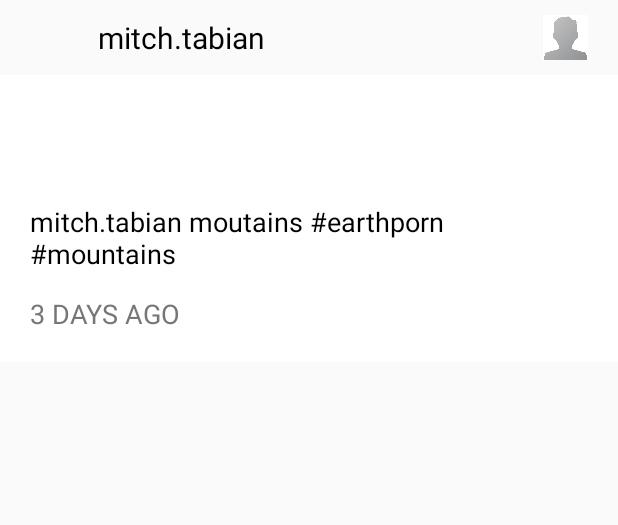
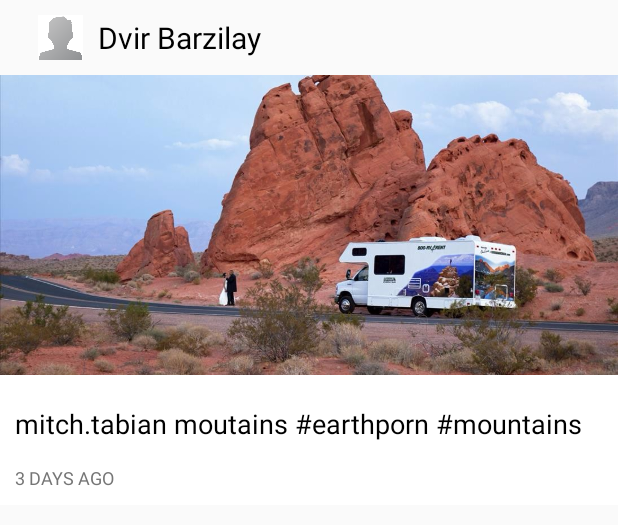
Before and after one commit to Kineruth/MemoryApp, an Android app: the layout memory_item.xml on its own in the app's theme, with its tools: preview values and no code run, on a phone screen of 412 x 824 dp. Shown: the top 525 px of the screen. Run offline under Robolectric (Android 15) with nearby library versions, the phone set to English and light mode, and no system bars; Roboto replaces fonts that are not available here.

Commit message:
memory_item design

```diff
--- a/app/src/main/res/layout/view_memory_layout.xml
+++ b/app/src/main/res/layout/memory_item.xml
@@ -1,12 +1,13 @@
 <?xml version="1.0" encoding="utf-8"?>
-<RelativeLayout xmlns:android="http://schemas.android.com/apk/res/android"
+<RelativeLayout
+    xmlns:android="http://schemas.android.com/apk/res/android"
     android:layout_width="match_parent"
-    android:layout_height="match_parent"
+    android:layout_height="wrap_content"
     xmlns:app="http://schemas.android.com/apk/res-auto">
 
     <ScrollView
         android:layout_width="match_parent"
-        android:layout_height="match_parent">
+        android:layout_height="wrap_content">
 
         <RelativeLayout
             android:layout_width="match_parent"
@@ -18,13 +19,12 @@
                 android:layout_height="50dp"
                 android:id="@+id/relLayout1">
 
-                <de.hdodenhof.circleimageview.CircleImageView
+                <ImageView
                     android:layout_width="30dp"
                     android:layout_height="30dp"
-                    android:id="@+id/profile_photo"
+                    android:id="@+id/profile_iv"
+                    android:src="@drawable/profile_image"
                     android:layout_marginTop="20dp"
-                    app:civ_border_color="@color/black"
-                    app:civ_border_width="0.5dp"
                     android:layout_marginLeft="25dp"
                     android:layout_centerVertical="true"/>
 
@@ -33,40 +33,29 @@
                     android:layout_width="wrap_content"
                     android:layout_height="wrap_content"
                     android:textSize="20sp"
-                    android:text="mitch.tabian"
-                    android:layout_toRightOf="@+id/profile_photo"
+                    android:text="Dvir Barzilay"
+                    android:layout_toRightOf="@+id/profile_iv"
                     android:layout_marginLeft="10dp"
                     android:layout_centerVertical="true"
-                    android:id="@+id/username"
+                    android:id="@+id/username_tv"
                     android:textColor="@color/black"
                     />
 
-
-                <ImageView
-                    android:layout_width="30dp"
-                    android:layout_height="30dp"
-                    android:src="@drawable/profile_image"
-                    android:layout_centerVertical="true"
-                    android:layout_alignParentRight="true"
-                    android:layout_marginRight="20dp"
-                    android:id="@+id/ivProfile"/>
-
             </RelativeLayout>
-
-            <ImageView
-                android:layout_width="match_parent"
-                android:layout_height="wrap_content"
-                android:id="@+id/post_image"
-                android:layout_below="@id/relLayout1"
-                android:scaleType="centerCrop"/>
 
             <RelativeLayout
                 android:layout_width="match_parent"
-                android:layout_height="50dp"
+                android:layout_height="wrap_content"
                 android:id="@+id/relLayout2"
-                android:layout_below="@+id/post_image"
+                android:layout_below="@+id/relLayout1"
                 android:background="@color/white">
 
+                <ImageView
+                    android:layout_width="match_parent"
+                    android:layout_height="200dp"
+                    android:id="@+id/post_image"
+                    android:src = "@drawable/memory_image"
+                    android:scaleType="centerCrop"/>
             </RelativeLayout>
 
             <RelativeLayout
@@ -74,8 +63,7 @@
                 android:layout_height="wrap_content"
                 android:id="@+id/relLayout3"
                 android:layout_below="@+id/relLayout2"
-                android:padding="20dp"
-                android:layout_marginBottom="50dp"
+                android:padding="10dp"
                 android:background="@color/white">
 
 
@@ -85,8 +73,8 @@
                     android:text="mitch.tabian moutains #earthporn #mountains"
                     android:textColor="@color/black"
                     android:textSize="18sp"
-                    android:id="@+id/image_caption"
-                    android:layout_marginTop="15dp"/>
+                    android:id="@+id/memory_description_tv"
+                    android:layout_marginTop="10dp"/>
 
 
                 <TextView
@@ -94,9 +82,9 @@
                     android:layout_height="wrap_content"
                     android:text="3 DAYS AGO"
                     android:textColor="@color/grey"
-                    android:textSize="18sp"
-                    android:layout_below="@+id/image_caption"
-                    android:id="@+id/image_time_posted"
+                    android:textSize="12sp"
+                    android:layout_below="@+id/memory_description_tv"
+                    android:id="@+id/memory_time_posted_tv"
                     android:layout_marginTop="15dp"/>
 
             </RelativeLayout>
```
Also changed, not shown: app/src/main/res/drawable/memory_image.jpg (added).
